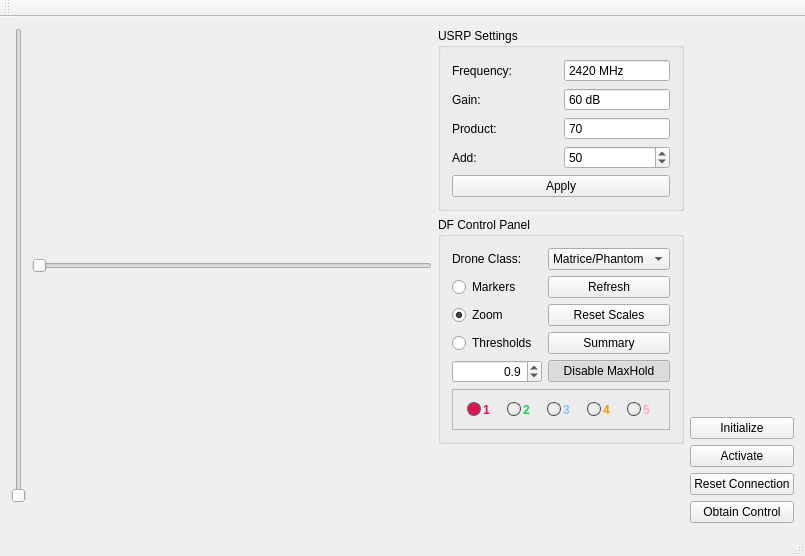
The window that view/mainview.ui (Valkaryne/Matrice600DF) describes before a commit, drawn with Qt 5.
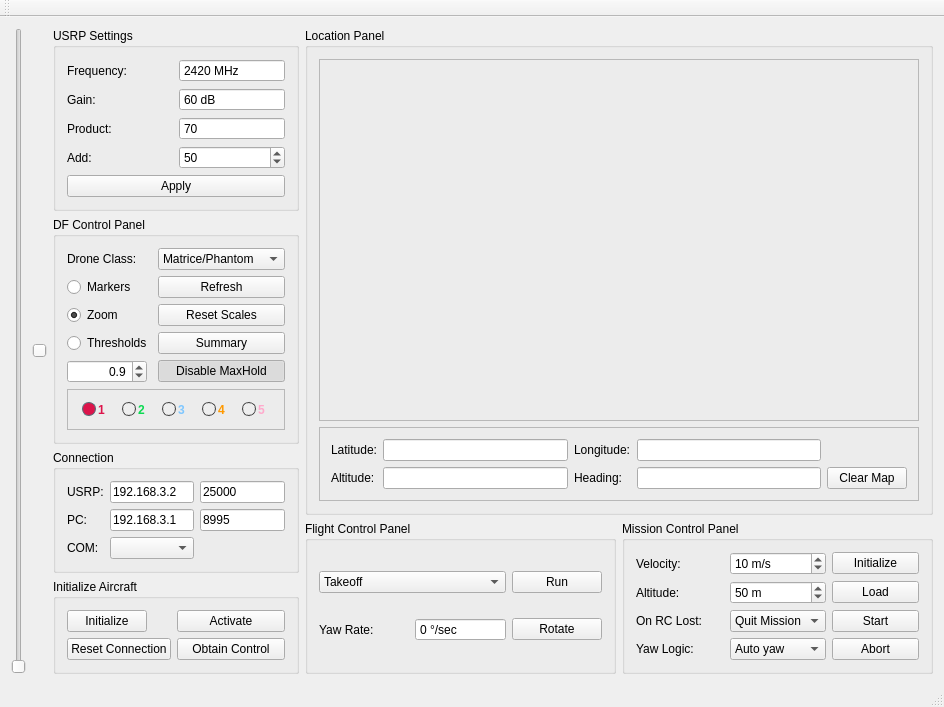
The same window after the commit.

Patch:
```diff
--- a/view/mainview.ui
+++ b/view/mainview.ui
@@ -6,8 +6,8 @@
    <rect>
     <x>0</x>
     <y>0</y>
-    <width>805</width>
-    <height>556</height>
+    <width>921</width>
+    <height>655</height>
    </rect>
   </property>
   <property name="windowTitle">
@@ -56,25 +56,18 @@
         </item>
        </layout>
       </item>
-      <item>
-       <spacer name="horizontalSpacer">
-        <property name="orientation">
-         <enum>Qt::Horizontal</enum>
-        </property>
-        <property name="sizeHint" stdset="0">
-         <size>
-          <width>40</width>
-          <height>20</height>
-         </size>
-        </property>
-       </spacer>
-      </item>
      </layout>
     </item>
     <item>
      <layout class="QVBoxLayout" name="configLayout">
       <item>
        <widget class="QGroupBox" name="usrpBox">
+        <property name="sizePolicy">
+         <sizepolicy hsizetype="Preferred" vsizetype="Preferred">
+          <horstretch>0</horstretch>
+          <verstretch>0</verstretch>
+         </sizepolicy>
+        </property>
         <property name="title">
          <string>USRP Settings</string>
         </property>
@@ -195,6 +188,12 @@
       </item>
       <item>
        <widget class="QGroupBox" name="dfControlBox">
+        <property name="sizePolicy">
+         <sizepolicy hsizetype="Preferred" vsizetype="Maximum">
+          <horstretch>0</horstretch>
+          <verstretch>0</verstretch>
+         </sizepolicy>
+        </property>
         <property name="title">
          <string>DF Control Panel</string>
         </property>
@@ -426,6 +425,12 @@
          </item>
          <item row="4" column="1">
           <widget class="QPushButton" name="btn_maxHold">
+           <property name="sizePolicy">
+            <sizepolicy hsizetype="Preferred" vsizetype="Fixed">
+             <horstretch>0</horstretch>
+             <verstretch>0</verstretch>
+            </sizepolicy>
+           </property>
            <property name="text">
             <string>Disable MaxHold</string>
            </property>
@@ -446,6 +451,18 @@
          </item>
          <item row="4" column="0">
           <widget class="QDoubleSpinBox" name="sb_expCoeff">
+           <property name="sizePolicy">
+            <sizepolicy hsizetype="Preferred" vsizetype="Fixed">
+             <horstretch>0</horstretch>
+             <verstretch>0</verstretch>
+            </sizepolicy>
+           </property>
+           <property name="maximumSize">
+            <size>
+             <width>80</width>
+             <height>16777215</height>
+            </size>
+           </property>
            <property name="alignment">
             <set>Qt::AlignRight|Qt::AlignTrailing|Qt::AlignVCenter</set>
            </property>
@@ -481,6 +498,12 @@
          </item>
          <item row="3" column="1">
           <widget class="QPushButton" name="btn_amMode">
+           <property name="sizePolicy">
+            <sizepolicy hsizetype="Preferred" vsizetype="Fixed">
+             <horstretch>0</horstretch>
+             <verstretch>0</verstretch>
+            </sizepolicy>
+           </property>
            <property name="text">
             <string>Summary</string>
            </property>
@@ -491,6 +514,12 @@
          </item>
          <item row="1" column="1">
           <widget class="QPushButton" name="btn_refresh">
+           <property name="sizePolicy">
+            <sizepolicy hsizetype="Preferred" vsizetype="Fixed">
+             <horstretch>0</horstretch>
+             <verstretch>0</verstretch>
+            </sizepolicy>
+           </property>
            <property name="text">
             <string>Refresh</string>
            </property>
@@ -508,6 +537,12 @@
          </item>
          <item row="2" column="1">
           <widget class="QPushButton" name="btn_resetScales">
+           <property name="sizePolicy">
+            <sizepolicy hsizetype="Preferred" vsizetype="Fixed">
+             <horstretch>0</horstretch>
+             <verstretch>0</verstretch>
+            </sizepolicy>
+           </property>
            <property name="text">
             <string>Reset Scales</string>
            </property>
@@ -516,6 +551,110 @@
         </layout>
        </widget>
       </item>
+      <item>
+       <widget class="QGroupBox" name="connectionBox">
+        <property name="sizePolicy">
+         <sizepolicy hsizetype="Maximum" vsizetype="Maximum">
+          <horstretch>0</horstretch>
+          <verstretch>0</verstretch>
+         </sizepolicy>
+        </property>
+        <property name="title">
+         <string>Connection</string>
+        </property>
+        <layout class="QGridLayout" name="gridLayout_3">
+         <item row="2" column="1">
+          <widget class="QComboBox" name="comboBox"/>
+         </item>
+         <item row="0" column="0">
+          <widget class="QLabel" name="lbl_usrp">
+           <property name="text">
+            <string>USRP:</string>
+           </property>
+          </widget>
+         </item>
+         <item row="2" column="0">
+          <widget class="QLabel" name="lbl_com">
+           <property name="text">
+            <string>COM:</string>
+           </property>
+          </widget>
+         </item>
+         <item row="0" column="1">
+          <widget class="QLineEdit" name="le_usrpIP">
+           <property name="text">
+            <string>192.168.3.2</string>
+           </property>
+          </widget>
+         </item>
+         <item row="0" column="2">
+          <widget class="QLineEdit" name="le_usrpPort">
+           <property name="text">
+            <string>25000</string>
+           </property>
+          </widget>
+         </item>
+         <item row="1" column="0">
+          <widget class="QLabel" name="lbl_pc">
+           <property name="text">
+            <string>PC:</string>
+           </property>
+          </widget>
+         </item>
+         <item row="1" column="1">
+          <widget class="QLineEdit" name="le_pcIP">
+           <property name="text">
+            <string>192.168.3.1</string>
+           </property>
+          </widget>
+         </item>
+         <item row="1" column="2">
+          <widget class="QLineEdit" name="le_pcPort">
+           <property name="text">
+            <string>8995</string>
+           </property>
+          </widget>
+         </item>
+        </layout>
+       </widget>
+      </item>
+      <item>
+       <widget class="QGroupBox" name="initAircraftBox">
+        <property name="title">
+         <string>Initialize Aircraft</string>
+        </property>
+        <layout class="QFormLayout" name="formLayout">
+         <item row="0" column="0">
+          <widget class="QPushButton" name="btn_testInit">
+           <property name="text">
+            <string>Initialize</string>
+           </property>
+          </widget>
+         </item>
+         <item row="0" column="1">
+          <widget class="QPushButton" name="btn_testActivate">
+           <property name="text">
+            <string>Activate</string>
+           </property>
+          </widget>
+         </item>
+         <item row="1" column="0">
+          <widget class="QPushButton" name="btn_testReset">
+           <property name="text">
+            <string>Reset Connection</string>
+           </property>
+          </widget>
+         </item>
+         <item row="1" column="1">
+          <widget class="QPushButton" name="btn_testControl">
+           <property name="text">
+            <string>Obtain Control</string>
+           </property>
+          </widget>
+         </item>
+        </layout>
+       </widget>
+      </item>
       <item>
        <spacer name="verticalSpacer">
         <property name="orientation">
@@ -532,46 +671,334 @@
      </layout>
     </item>
     <item>
-     <layout class="QVBoxLayout" name="aircraftLayout">
-      <item>
-       <spacer name="verticalSpacer_2">
-        <property name="orientation">
-         <enum>Qt::Vertical</enum>
+     <layout class="QGridLayout" name="gridLayout_6">
+      <item row="1" column="1">
+       <widget class="QGroupBox" name="missionBox">
+        <property name="sizePolicy">
+         <sizepolicy hsizetype="Preferred" vsizetype="Preferred">
+          <horstretch>0</horstretch>
+          <verstretch>0</verstretch>
+         </sizepolicy>
         </property>
-        <property name="sizeHint" stdset="0">
-         <size>
-          <width>20</width>
-          <height>40</height>
-         </size>
+        <property name="title">
+         <string>Mission Control Panel</string>
         </property>
-       </spacer>
-      </item>
-      <item>
-       <widget class="QPushButton" name="btn_testInit">
-        <property name="text">
-         <string>Initialize</string>
-        </property>
+        <layout class="QGridLayout" name="gridLayout_5">
+         <item row="0" column="1">
+          <widget class="QSpinBox" name="sb_wp_velocity">
+           <property name="suffix">
+            <string> m/s</string>
+           </property>
+           <property name="maximum">
+            <number>15</number>
+           </property>
+           <property name="value">
+            <number>10</number>
+           </property>
+          </widget>
+         </item>
+         <item row="0" column="0">
+          <widget class="QLabel" name="lbl_wp_velocity">
+           <property name="text">
+            <string>Velocity:</string>
+           </property>
+          </widget>
+         </item>
+         <item row="1" column="1">
+          <widget class="QSpinBox" name="sb_wp_altitude">
+           <property name="suffix">
+            <string> m</string>
+           </property>
+           <property name="maximum">
+            <number>200</number>
+           </property>
+           <property name="value">
+            <number>50</number>
+           </property>
+          </widget>
+         </item>
+         <item row="1" column="0">
+          <widget class="QLabel" name="lbl_wp_altitude">
+           <property name="text">
+            <string>Altitude:</string>
+           </property>
+          </widget>
+         </item>
+         <item row="2" column="1">
+          <widget class="QComboBox" name="cb_wp_rcLost">
+           <item>
+            <property name="text">
+             <string>Quit Mission</string>
+            </property>
+           </item>
+           <item>
+            <property name="text">
+             <string>Keep Going</string>
+            </property>
+           </item>
+          </widget>
+         </item>
+         <item row="0" column="2">
+          <widget class="QPushButton" name="btn_wp_init">
+           <property name="text">
+            <string>Initialize</string>
+           </property>
+          </widget>
+         </item>
+         <item row="2" column="0">
+          <widget class="QLabel" name="lbl_wp_rcLost">
+           <property name="text">
+            <string>On RC Lost:</string>
+           </property>
+          </widget>
+         </item>
+         <item row="2" column="2">
+          <widget class="QPushButton" name="btn_wp_start">
+           <property name="text">
+            <string>Start</string>
+           </property>
+          </widget>
+         </item>
+         <item row="1" column="2">
+          <widget class="QPushButton" name="btn_wp_load">
+           <property name="text">
+            <string>Load</string>
+           </property>
+          </widget>
+         </item>
+         <item row="3" column="2">
+          <widget class="QPushButton" name="btn_wp_abort">
+           <property name="text">
+            <string>Abort</string>
+           </property>
+          </widget>
+         </item>
+         <item row="3" column="1">
+          <widget class="QComboBox" name="cb_wp_yawLogic">
+           <item>
+            <property name="text">
+             <string>Auto yaw</string>
+            </property>
+           </item>
+           <item>
+            <property name="text">
+             <string>No yaw</string>
+            </property>
+           </item>
+           <item>
+            <property name="text">
+             <string>RC yaw</string>
+            </property>
+           </item>
+           <item>
+            <property name="text">
+             <string>Waypoint</string>
+            </property>
+           </item>
+          </widget>
+         </item>
+         <item row="3" column="0">
+          <widget class="QLabel" name="lbl_wp_yawLogic">
+           <property name="text">
+            <string>Yaw Logic:</string>
+           </property>
+          </widget>
+         </item>
+        </layout>
        </widget>
       </item>
-      <item>
-       <widget class="QPushButton" name="btn_testActivate">
-        <property name="text">
-         <string>Activate</string>
+      <item row="1" column="0">
+       <widget class="QGroupBox" name="flightBox">
+        <property name="title">
+         <string>Flight Control Panel</string>
         </property>
+        <layout class="QGridLayout" name="gridLayout_7">
+         <item row="1" column="0">
+          <widget class="QLabel" name="lbl_yawRate">
+           <property name="text">
+            <string>Yaw Rate:</string>
+           </property>
+          </widget>
+         </item>
+         <item row="1" column="1">
+          <widget class="QSpinBox" name="sb_yawRate">
+           <property name="buttonSymbols">
+            <enum>QAbstractSpinBox::NoButtons</enum>
+           </property>
+           <property name="suffix">
+            <string> °/sec</string>
+           </property>
+           <property name="minimum">
+            <number>-30</number>
+           </property>
+           <property name="maximum">
+            <number>30</number>
+           </property>
+          </widget>
+         </item>
+         <item row="1" column="2">
+          <widget class="QPushButton" name="btn_startYaw">
+           <property name="text">
+            <string>Rotate</string>
+           </property>
+           <property name="checkable">
+            <bool>true</bool>
+           </property>
+          </widget>
+         </item>
+         <item row="0" column="2">
+          <widget class="QPushButton" name="btn_runCommand">
+           <property name="text">
+            <string>Run</string>
+           </property>
+          </widget>
+         </item>
+         <item row="0" column="0" colspan="2">
+          <widget class="QComboBox" name="cb_command">
+           <item>
+            <property name="text">
+             <string>Takeoff</string>
+            </property>
+           </item>
+           <item>
+            <property name="text">
+             <string>Land</string>
+            </property>
+           </item>
+           <item>
+            <property name="text">
+             <string>Go Home</string>
+            </property>
+           </item>
+           <item>
+            <property name="text">
+             <string>Exit Takeoff</string>
+            </property>
+           </item>
+           <item>
+            <property name="text">
+             <string>Exit Landing</string>
+            </property>
+           </item>
+           <item>
+            <property name="text">
+             <string>Exit GoHome</string>
+            </property>
+           </item>
+           <item>
+            <property name="text">
+             <string>Calibrate Compass</string>
+            </property>
+           </item>
+           <item>
+            <property name="text">
+             <string>Exit Compass Calibration</string>
+            </property>
+           </item>
+           <item>
+            <property name="text">
+             <string>Landing Gear Up</string>
+            </property>
+           </item>
+           <item>
+            <property name="text">
+             <string>Landing Gear Down</string>
+            </property>
+           </item>
+          </widget>
+         </item>
+        </layout>
        </widget>
       </item>
-      <item>
-       <widget class="QPushButton" name="btn_testReset">
-        <property name="text">
-         <string>Reset Connection</string>
+      <item row="0" column="0" colspan="2">
+       <widget class="QGroupBox" name="locationBox">
+        <property name="title">
+         <string>Location Panel</string>
         </property>
-       </widget>
-      </item>
-      <item>
-       <widget class="QPushButton" name="btn_testControl">
-        <property name="text">
-         <string>Obtain Control</string>
-        </property>
+        <layout class="QVBoxLayout" name="locationLayout">
+         <item>
+          <widget class="QFrame" name="mapFrame">
+           <property name="sizePolicy">
+            <sizepolicy hsizetype="Expanding" vsizetype="Expanding">
+             <horstretch>0</horstretch>
+             <verstretch>0</verstretch>
+            </sizepolicy>
+           </property>
+           <property name="minimumSize">
+            <size>
+             <width>600</width>
+             <height>0</height>
+            </size>
+           </property>
+           <property name="frameShape">
+            <enum>QFrame::StyledPanel</enum>
+           </property>
+           <property name="frameShadow">
+            <enum>QFrame::Raised</enum>
+           </property>
+           <layout class="QVBoxLayout" name="mapLayout"/>
+          </widget>
+         </item>
+         <item>
+          <widget class="QFrame" name="frame">
+           <property name="frameShape">
+            <enum>QFrame::StyledPanel</enum>
+           </property>
+           <property name="frameShadow">
+            <enum>QFrame::Raised</enum>
+           </property>
+           <layout class="QGridLayout" name="gridLayout_4">
+            <item row="0" column="1">
+             <widget class="QLineEdit" name="le_latitude"/>
+            </item>
+            <item row="1" column="2">
+             <widget class="QLabel" name="lbl_heading">
+              <property name="text">
+               <string>Heading:</string>
+              </property>
+             </widget>
+            </item>
+            <item row="1" column="1">
+             <widget class="QLineEdit" name="le_altitude"/>
+            </item>
+            <item row="0" column="3">
+             <widget class="QLineEdit" name="le_longitude"/>
+            </item>
+            <item row="0" column="2">
+             <widget class="QLabel" name="lbl_longitude">
+              <property name="text">
+               <string>Longitude:</string>
+              </property>
+             </widget>
+            </item>
+            <item row="1" column="3">
+             <widget class="QLineEdit" name="le_heading"/>
+            </item>
+            <item row="0" column="0">
+             <widget class="QLabel" name="lbl_latitude">
+              <property name="text">
+               <string>Latitude:</string>
+              </property>
+             </widget>
+            </item>
+            <item row="1" column="0">
+             <widget class="QLabel" name="lbl_altitude">
+              <property name="text">
+               <string>Altitude:</string>
+              </property>
+             </widget>
+            </item>
+            <item row="1" column="4">
+             <widget class="QPushButton" name="btn_clearMap">
+              <property name="text">
+               <string>Clear Map</string>
+              </property>
+             </widget>
+            </item>
+           </layout>
+          </widget>
+         </item>
+        </layout>
        </widget>
       </item>
      </layout>
```
Left out of the diff: 4 changed lines with no effect on the pictures.
